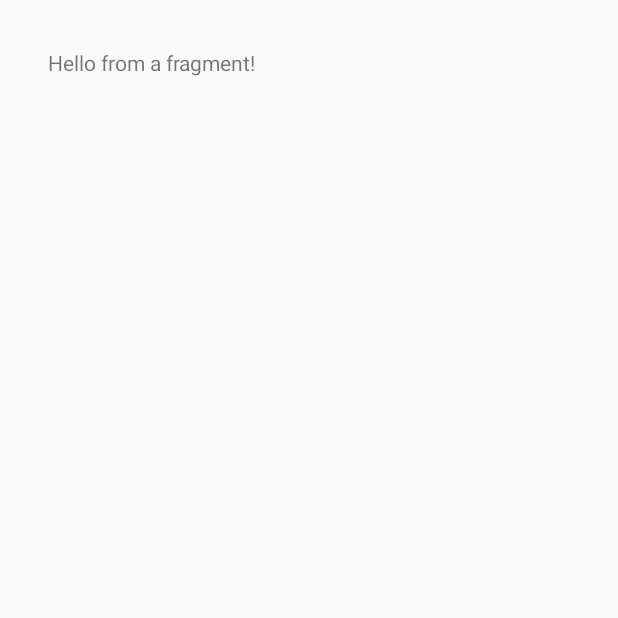
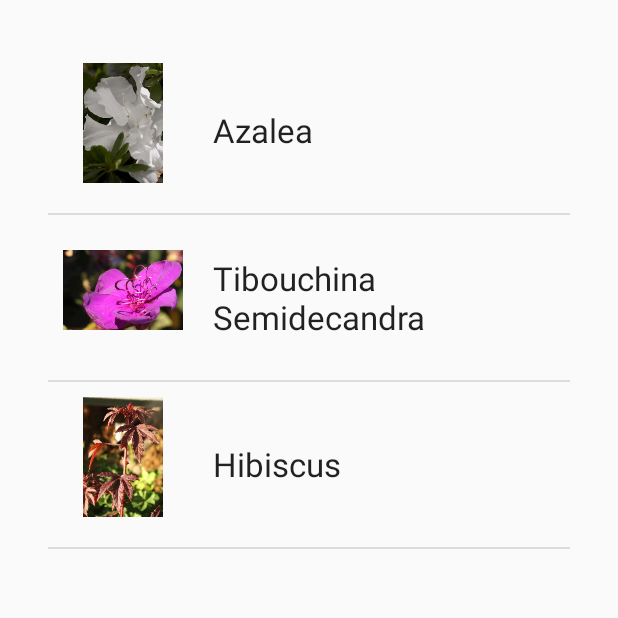
Before and after one commit to rodkar/ListFragment, an Android app: the screen it shows after launch (MainActivity), on a phone screen of 412 x 824 dp, the top half of it. Before the commit the part shown is almost empty. Run offline under Robolectric (Android 15) with nearby library versions, the phone set to English and light mode, and no system bars.

Commit message:
updated from 13

```diff
--- a/app/src/main/java/cloudyun/com/listfragment/MyFragment.java
+++ b/app/src/main/java/cloudyun/com/listfragment/MyFragment.java
@@ -1,6 +1,7 @@
 package cloudyun.com.listfragment;
 
 import android.app.Fragment;
+import android.app.ListFragment;
 import android.os.Bundle;
 import android.view.LayoutInflater;
 import android.view.View;
@@ -9,13 +10,15 @@ import android.view.ViewGroup;
 import java.util.List;
 
 import cloudyun.com.listfragment.data.Flower;
+import cloudyun.com.listfragment.data.FlowerArrayAdapter;
+import cloudyun.com.listfragment.data.FlowerData;
 
 /**
  * Created by 2013_13_mbp on 13/12/14.
  */
-public class MyFragment extends Fragment {
+public class MyFragment extends ListFragment {
 
-    List<Flower> flowers;
+    List<Flower> flowers = new FlowerData().getFlowers();
 
     public MyFragment() {
     }
@@ -23,6 +26,9 @@ public class MyFragment extends Fragment {
     @Override
     public void onCreate(Bundle savedInstanceState) {
         super.onCreate(savedInstanceState);
+
+        FlowerArrayAdapter adapter = new FlowerArrayAdapter(getActivity(), R.layout.flower_listitem, flowers);
+        setListAdapter(adapter);
     }
 
     @Override
--- a/app/src/main/java/cloudyun/com/listfragment/FlowerArrayAdapter.java
+++ b/app/src/main/java/cloudyun/com/listfragment/data/FlowerArrayAdapter.java
@@ -1,4 +1,4 @@
-package cloudyun.com.listfragment;
+package cloudyun.com.listfragment.data;
 
 import android.app.Activity;
 import android.content.Context;
@@ -11,6 +11,7 @@ import android.widget.TextView;
 
 import java.util.List;
 
+import cloudyun.com.listfragment.R;
 import cloudyun.com.listfragment.data.Flower;
 
 /**
--- a/app/src/main/res/layout/my_fragment.xml
+++ b/app/src/main/res/layout/my_fragment.xml
@@ -2,15 +2,17 @@
     xmlns:tools="http://schemas.android.com/tools"
     android:layout_width="match_parent"
     android:layout_height="match_parent"
+    android:paddingBottom="@dimen/activity_vertical_margin"
     android:paddingLeft="@dimen/activity_horizontal_margin"
     android:paddingRight="@dimen/activity_horizontal_margin"
     android:paddingTop="@dimen/activity_vertical_margin"
-    android:paddingBottom="@dimen/activity_vertical_margin"
     tools:context=".MainActivity">
 
-    <TextView
-        android:text="Hello from a fragment!"
-        android:layout_width="wrap_content"
-        android:layout_height="wrap_content" />
+    <ListView
+        android:id="@android:id/list"
+        android:layout_width="match_parent"
+        android:layout_height="match_parent">
+
+    </ListView>
 
 </RelativeLayout>
```
